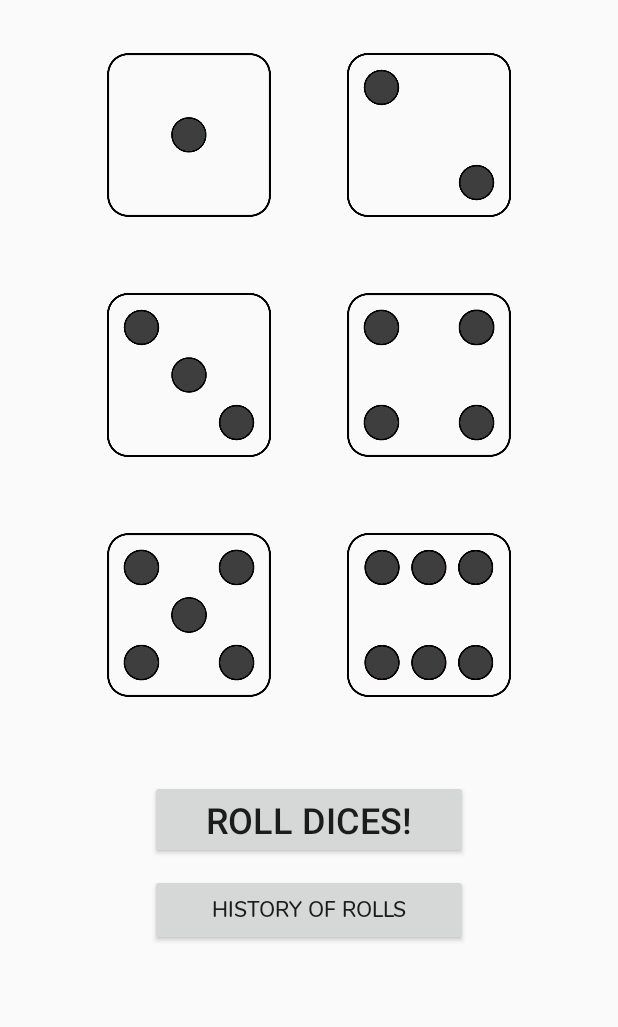
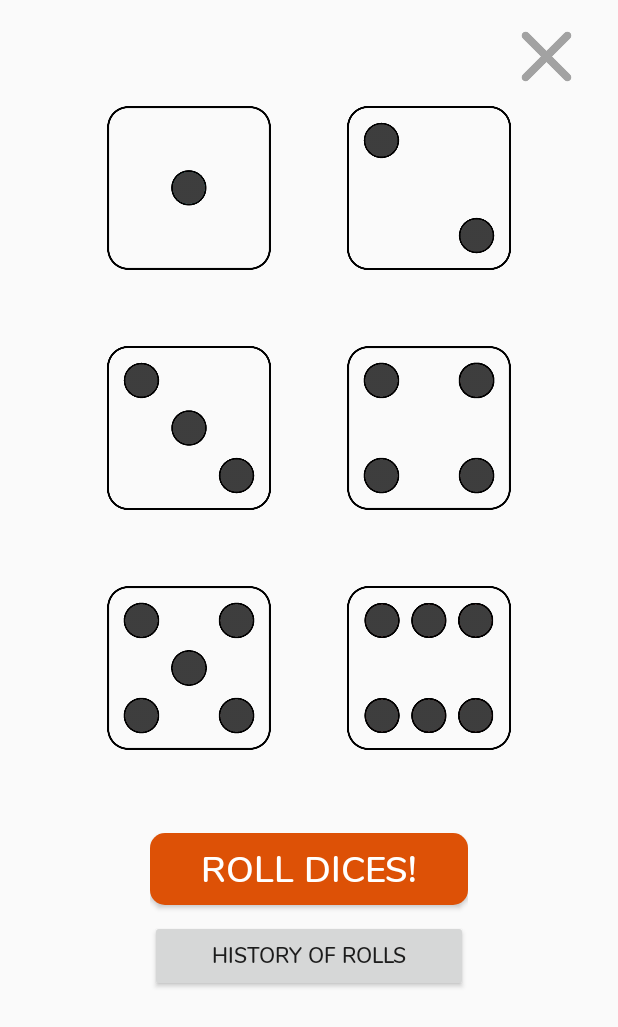
Before and after one commit to Yuki44/DiceCupApp, an Android app: the screen it shows after launch (MainActivity), on a phone screen of 412 x 824 dp. Shown: the top 1027 px of the screen. Run offline under Robolectric (Android 15) with nearby library versions, the phone set to English and light mode, and no system bars.

Commit message:
visual improvement

```diff
--- a/app/src/main/java/com/easv/yuki/dicecupapp/BERoll.java
+++ b/app/src/main/java/com/easv/yuki/dicecupapp/BERoll.java
@@ -47,7 +47,7 @@
         Integer dayHour = calendar.get(Calendar.HOUR_OF_DAY); // gets hour in 24h format
         Integer minute = calendar.get(Calendar.MINUTE);        // gets hour in 12h format
         Integer second = calendar.get(Calendar.SECOND);        // gets hour in 12h format
-        String finalHour = dayHour + " : " + minute + " : " + second + "  > ";
+        String finalHour = dayHour + ":" + minute + ":" + second + "  > ";
         return finalHour.toString();
     }
 
--- a/app/src/main/java/com/easv/yuki/dicecupapp/HistoryActivity.java
+++ b/app/src/main/java/com/easv/yuki/dicecupapp/HistoryActivity.java
@@ -4,8 +4,9 @@
 import android.support.v7.app.AppCompatActivity;
 import android.support.v7.widget.LinearLayoutManager;
 import android.support.v7.widget.RecyclerView;
+import android.view.View;
 import android.widget.Button;
-import android.view.View;
+import android.widget.ImageView;
 
 import java.util.ArrayList;
 
@@ -15,7 +16,7 @@
     private RecyclerView mDiceList;
     private RollListAdapter rollListAdapter;
     private Button clearButton;
-    private Button backButton;
+    private ImageView backButton;
 
     @Override
     protected void onCreate(Bundle savedInstanceState) {
@@ -37,6 +38,7 @@
             }
         });
 
+
         diceList = (ArrayList<BERoll>) getIntent().getSerializableExtra("dicelist");
         rollListAdapter = new RollListAdapter(diceList);
 
--- a/app/src/main/java/com/easv/yuki/dicecupapp/MainActivity.java
+++ b/app/src/main/java/com/easv/yuki/dicecupapp/MainActivity.java
@@ -38,6 +38,7 @@
     private boolean dice4Enabled = true;
     private boolean dice5Enabled = true;
     private boolean dice6Enabled = true;
+    private ImageView closeButton;
 
 
     private static int randomDiceValue() {
@@ -49,6 +50,12 @@
     protected void onCreate(Bundle savedInstanceState) {
         super.onCreate(savedInstanceState);
         setContentView(R.layout.activity_main);
+        closeButton = findViewById(R.id.closeButton);
+        closeButton.setOnClickListener(new View.OnClickListener() {
+            public void onClick(View v) {
+                finish();
+            }
+        });
 
         diceList = new ArrayList<>();
         rollListAdapter = new RollListAdapter(diceList);
@@ -228,6 +235,7 @@
         Integer[] a = {diceNumber1, diceNumber2};
         diceList.add(new BERoll(Calendar.getInstance().getTime(), a));
 
+
         Log.i("rollingDices_", "#############");
         Log.i("rollingDices",
                 "    " + Integer.toString(diceNumber1)
--- a/app/src/main/java/com/easv/yuki/dicecupapp/RollListAdapter.java
+++ b/app/src/main/java/com/easv/yuki/dicecupapp/RollListAdapter.java
@@ -7,6 +7,7 @@
 import android.widget.TextView;
 
 import java.util.Arrays;
+import java.util.Collections;
 import java.util.List;
 
 /**
@@ -20,7 +21,7 @@
     public RollListAdapter(List<BERoll> diceList) {
 
         this.diceList = diceList;
-
+        Collections.reverse(diceList);
     }
 
     @Override
--- /dev/null
+++ b/app/src/main/res/drawable/button_corners.xml
@@ -0,0 +1,5 @@
+<?xml version="1.0" encoding="utf-8"?>
+<shape xmlns:android="http://schemas.android.com/apk/res/android">
+    <corners android:radius="10dp" />
+    <solid android:color="#FFFFFF" />
+</shape>
--- /dev/null
+++ b/app/src/main/res/drawable/roll_button_background.xml
@@ -0,0 +1,5 @@
+<?xml version="1.0" encoding="utf-8"?>
+<shape xmlns:android="http://schemas.android.com/apk/res/android">
+    <solid android:color="#dd5106" />
+    <corners android:radius="10dp" />
+</shape>
--- a/app/src/main/res/layout/activity_main.xml
+++ b/app/src/main/res/layout/activity_main.xml
@@ -10,6 +10,7 @@
     <LinearLayout
         android:layout_width="match_parent"
         android:layout_height="match_parent"
+        android:layout_marginTop="55dp"
         android:orientation="vertical">
 
         <LinearLayout
@@ -17,7 +18,6 @@
             android:layout_width="match_parent"
             android:layout_height="wrap_content"
             android:layout_centerHorizontal="true"
-            android:layout_marginTop="20dp"
             android:gravity="center"
             android:orientation="horizontal"
             android:scaleType="fitCenter">
@@ -27,6 +27,8 @@
                 android:layout_width="140dp"
                 android:layout_height="140dp"
                 android:layout_marginRight="20dp"
+                android:background="?attr/selectableItemBackgroundBorderless"
+                android:clickable="true"
                 android:padding="15dp"
                 android:src="@drawable/dice1" />
 
@@ -34,6 +36,7 @@
                 android:id="@+id/dice2"
                 android:layout_width="140dp"
                 android:layout_height="140dp"
+                android:background="?attr/selectableItemBackgroundBorderless"
                 android:clickable="true"
                 android:padding="15dp"
                 android:src="@drawable/dice2" />
@@ -55,6 +58,7 @@
                 android:layout_width="140dp"
                 android:layout_height="140dp"
                 android:layout_marginRight="20dp"
+                android:background="?attr/selectableItemBackgroundBorderless"
                 android:clickable="true"
                 android:padding="15dp"
                 app:srcCompat="@drawable/dice3" />
@@ -63,6 +67,7 @@
                 android:id="@+id/dice4"
                 android:layout_width="140dp"
                 android:layout_height="140dp"
+                android:background="?attr/selectableItemBackgroundBorderless"
                 android:clickable="true"
                 android:padding="15dp"
                 app:srcCompat="@drawable/dice4" />
@@ -83,6 +88,7 @@
                 android:layout_width="140dp"
                 android:layout_height="140dp"
                 android:layout_marginRight="20dp"
+                android:background="?attr/selectableItemBackgroundBorderless"
                 android:clickable="true"
                 android:padding="15dp"
                 app:srcCompat="@drawable/dice5" />
@@ -91,6 +97,7 @@
                 android:id="@+id/dice6"
                 android:layout_width="140dp"
                 android:layout_height="140dp"
+                android:background="?attr/selectableItemBackgroundBorderless"
                 android:clickable="true"
                 android:padding="15dp"
                 app:srcCompat="@drawable/dice6" />
@@ -114,8 +121,11 @@
                 android:layout_alignParentBottom="true"
                 android:layout_centerHorizontal="true"
                 android:layout_marginBottom="10dp"
+                android:background="@drawable/roll_button_background"
+                android:fontFamily="@font/nunito_semibold"
                 android:text="Roll Dices!"
                 android:textAlignment="center"
+                android:textColor="@android:color/white"
                 android:textSize="24sp" />
 
             <Button
@@ -131,5 +141,24 @@
 
     </LinearLayout>
 
+    <LinearLayout
+        android:layout_width="match_parent"
+        android:layout_height="65dp"
+        android:gravity="right"
+        android:orientation="vertical">
+
+        <ImageView
+            android:id="@+id/closeButton"
+            android:layout_width="35dp"
+            android:layout_height="35dp"
+            android:layout_alignParentEnd="true"
+            android:layout_marginEnd="30dp"
+            android:layout_marginTop="10dp"
+            android:layout_weight="1"
+            android:background="?attr/selectableItemBackgroundBorderless"
+            android:clickable="true"
+            app:srcCompat="@drawable/cross" />
+    </LinearLayout>
+
 
 </RelativeLayout>
--- a/app/src/main/res/values/colors.xml
+++ b/app/src/main/res/values/colors.xml
@@ -1,6 +1,6 @@
 <?xml version="1.0" encoding="utf-8"?>
 <resources>
-    <color name="colorPrimary">#3F51B5</color>
+    <color name="colorPrimary">#343535</color>
     <color name="colorPrimaryDark">#343535</color>
     <color name="colorAccent">#FF4081</color>
 </resources>
--- a/app/src/main/res/values/ic_launcher_background.xml
+++ b/app/src/main/res/values/ic_launcher_background.xml
@@ -1,4 +1,4 @@
 <?xml version="1.0" encoding="utf-8"?>
 <resources>
-    <color name="ic_launcher_background">#FFFFFF</color>
+    <color name="ic_launcher_background">#fafafafa</color>
 </resources>
```
Also changed, not shown: app/src/main/res/layout/activity_history.xml (+32 -16 lines), app/src/main/res/drawable/back.png (added), app/src/main/res/drawable/cross.png (added).
